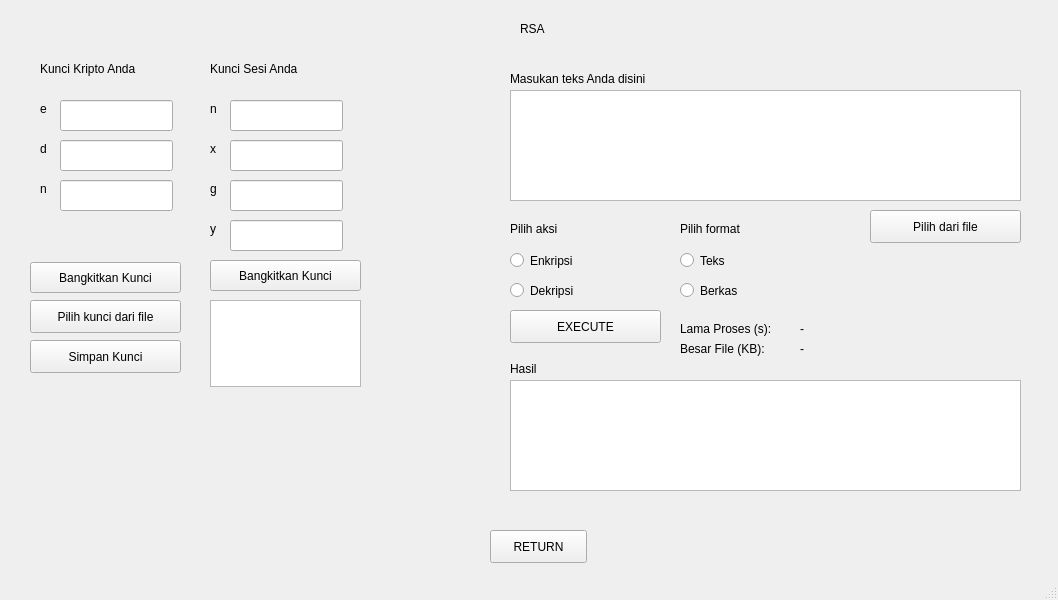
Qt form gui.ui (mufraswid/rsa-elgamal) before a commit.
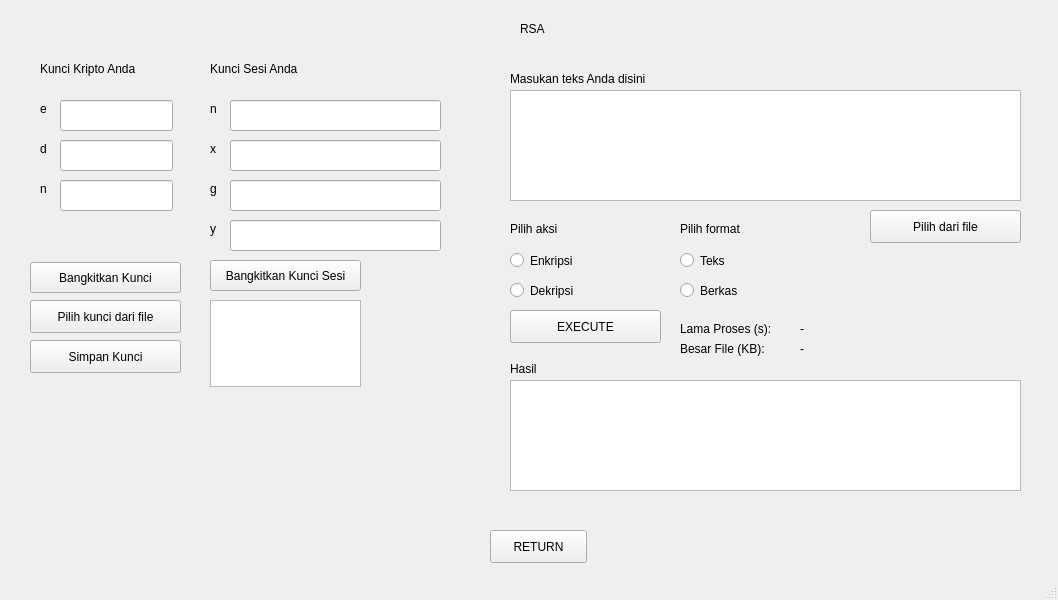
The same form after that commit. The open tabs and pages were chosen to show the change.

```diff
--- a/gui.ui
+++ b/gui.ui
@@ -70,7 +70,7 @@
        <rect>
         <x>240</x>
         <y>100</y>
-        <width>113</width>
+        <width>211</width>
         <height>31</height>
        </rect>
       </property>
@@ -80,7 +80,7 @@
        <rect>
         <x>240</x>
         <y>220</y>
-        <width>113</width>
+        <width>211</width>
         <height>31</height>
        </rect>
       </property>
@@ -134,7 +134,7 @@
        </rect>
       </property>
       <property name="text">
-       <string>Bangkitkan Kunci</string>
+       <string>Bangkitkan Kunci Sesi</string>
       </property>
      </widget>
      <widget class="QLabel" name="RSA_sess_label">
@@ -328,7 +328,7 @@
        <rect>
         <x>240</x>
         <y>140</y>
-        <width>113</width>
+        <width>211</width>
         <height>31</height>
        </rect>
       </property>
@@ -377,7 +377,7 @@
        <rect>
         <x>240</x>
         <y>180</y>
-        <width>113</width>
+        <width>211</width>
         <height>31</height>
        </rect>
       </property>
```
Left out of the diff: 15 changed lines with no effect on the pictures.
